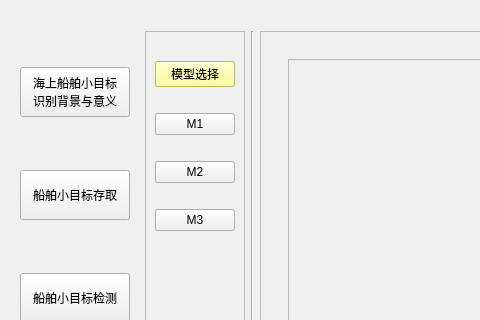
This is Form.ui in Minevitably/Boat as Qt 5 draws it before an edit; both pictures show x 0 to 480 and y 0 to 320 of the 800 by 600 pixel window. The edited form follows.
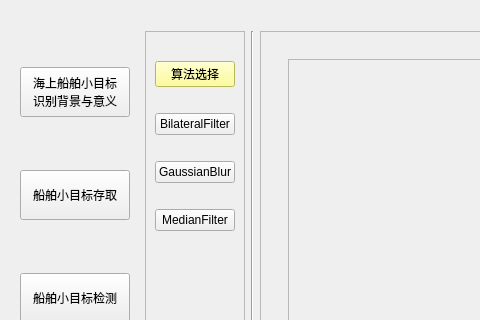
This is the edited form. The open tabs and pages were chosen to show the change. Icons and pictures are not drawn.

Patch:
```diff
--- a/Form.ui
+++ b/Form.ui
@@ -822,7 +822,7 @@
                 <string notr="true">background: rgb(255, 255, 127)</string>
                </property>
                <property name="text">
-                <string>模型选择</string>
+                <string>算法选择</string>
                </property>
                <property name="autoRepeat">
                 <bool>false</bool>
@@ -860,7 +860,7 @@
                 <enum>Qt::LeftToRight</enum>
                </property>
                <property name="text">
-                <string>M1</string>
+                <string>BilateralFilter</string>
                </property>
                <property name="autoRepeat">
                 <bool>false</bool>
@@ -898,7 +898,7 @@
                 <enum>Qt::LeftToRight</enum>
                </property>
                <property name="text">
-                <string>M2</string>
+                <string>GaussianBlur</string>
                </property>
                <property name="autoRepeat">
                 <bool>false</bool>
@@ -936,7 +936,7 @@
                 <enum>Qt::LeftToRight</enum>
                </property>
                <property name="text">
-                <string>M3</string>
+                <string>MedianFilter</string>
                </property>
                <property name="autoRepeat">
                 <bool>false</bool>
```
Left out of the diff: 10 changed lines with no effect on the pictures.
